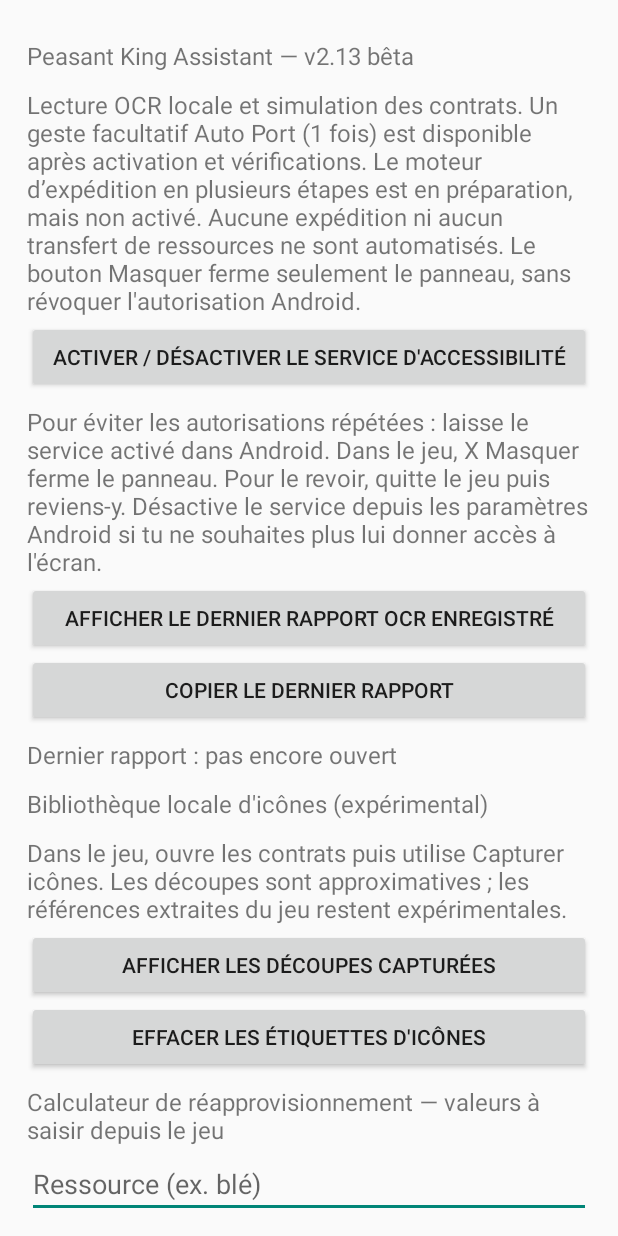
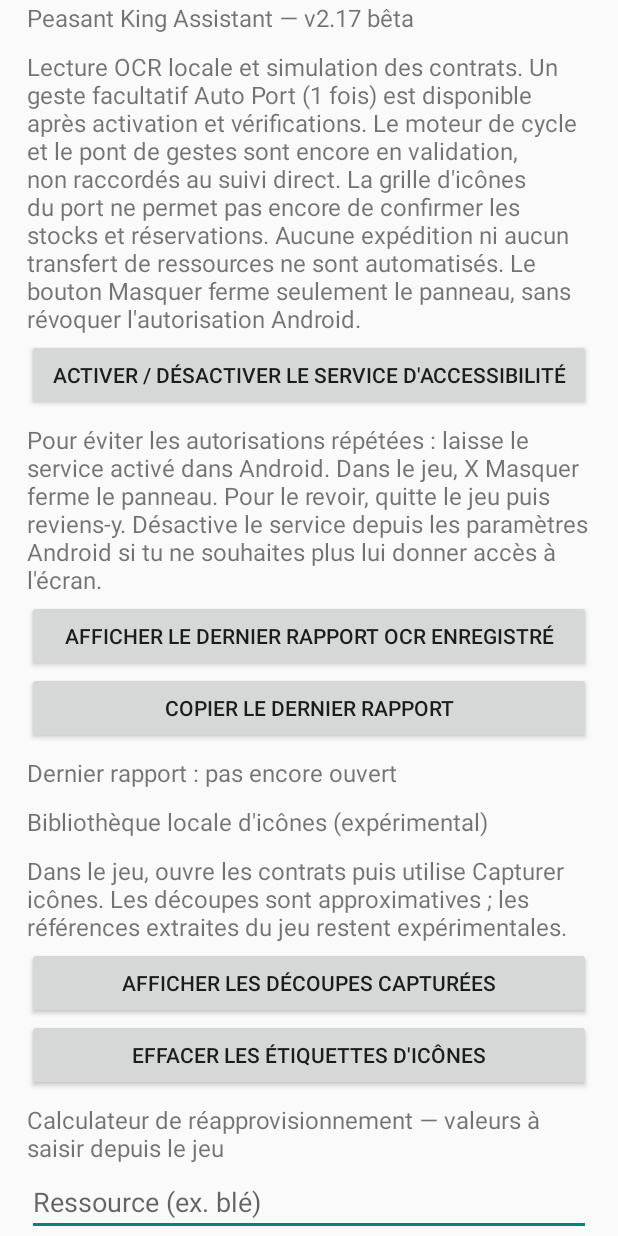
Before and after one commit to Xulink-android/peasent-king, an Android app: the screen it shows after launch (MainActivity), on a phone screen of 412 x 824 dp. Run offline under Robolectric (Android 15) with nearby library versions, the phone set to English and light mode, and no system bars.

Commit message:
Show current beta state in app

```diff
--- a/app/src/main/java/fr/local/peasantassistant/MainActivity.kt
+++ b/app/src/main/java/fr/local/peasantassistant/MainActivity.kt
@@ -32,11 +32,11 @@ class MainActivity : Activity() {
             textSize = 16f
             setPadding(0, 12, 0, 4)
         }
-        root.addView(label("Peasant King Assistant — v2.13 bêta"))
+        root.addView(label("Peasant King Assistant — v2.17 bêta"))
         root.addView(label(
             "Lecture OCR locale et simulation des contrats. " +
             "Un geste facultatif Auto Port (1 fois) est disponible après activation et vérifications. " +
-            "Le moteur d’expédition en plusieurs étapes est en préparation, mais non activé. Aucune expédition ni aucun transfert de ressources ne sont automatisés. " +
+            "Le moteur de cycle et le pont de gestes sont encore en validation, non raccordés au suivi direct. La grille d'icônes du port ne permet pas encore de confirmer les stocks et réservations. Aucune expédition ni aucun transfert de ressources ne sont automatisés. " +
             "Le bouton Masquer ferme seulement le panneau, sans révoquer l'autorisation Android."
         ))
         root.addView(Button(this).apply {
```
